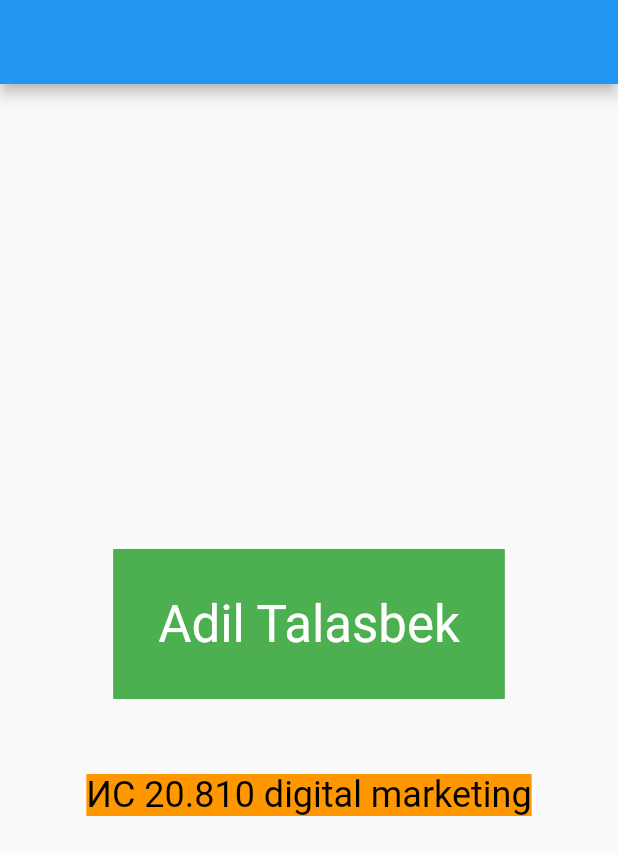
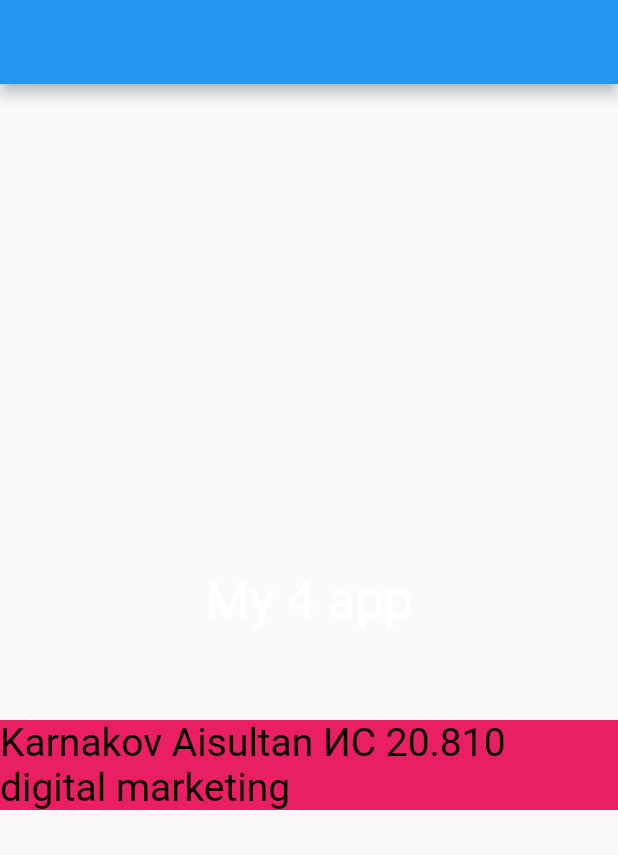
Before and after one commit to facemysurprise/task-4, a Flutter app: the screen it shows after launch, on a phone screen of 412 x 824 dp. Shown: the top 855 px of the screen. Run offline on Flutter 3.47's test engine with Material 2 defaults, Android fonts, the phone set to English and light mode, and no system bars; statements that could not run were skipped.

Commit message:
Update main.dart

```diff
--- a/lib/main.dart
+++ b/lib/main.dart
@@ -12,18 +12,18 @@ class MyApp extends StatelessWidget {
     return MaterialApp(
       home: Scaffold(
         appBar: AppBar(
-          backgroundColor: Colors.blue,
+          backgroundColor: Colors.gray,
         ),
         body: Center(
           child: Column(
             mainAxisAlignment: MainAxisAlignment.center,
             children: [
               Container(
-                color: Colors.green,
-                padding: EdgeInsets.all(30.0),
+                color: Colors.gray,
+                padding: EdgeInsets.all(10.0),
                 margin: EdgeInsets.all(30.0),
                 child: Text(
-                  "Adil Talasbek",
+                  "My 4 app",
                   style: TextStyle(
                     fontSize: 34,
                     color: Colors.white,
@@ -32,11 +32,11 @@ class MyApp extends StatelessWidget {
               ),
               SizedBox(height: 20),
               Container(
-                color: Colors.orange,
+                color: Colors.pink,
                 child: Text(
-                  "ИС 20.810 digital marketing",
+                  "Karnakov Aisultan ИС 20.810 digital marketing",
                   style: TextStyle(
-                    fontSize: 24,
+                    fontSize: 26,
                     color: Colors.black,
                   ),
                 ),
```
